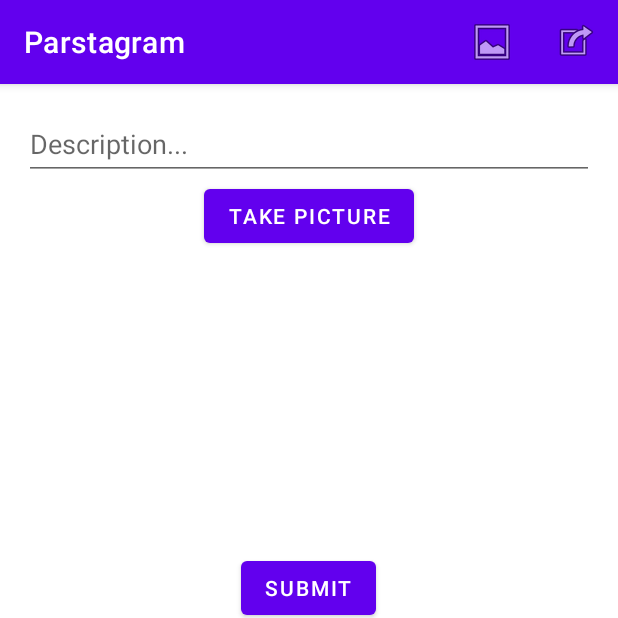
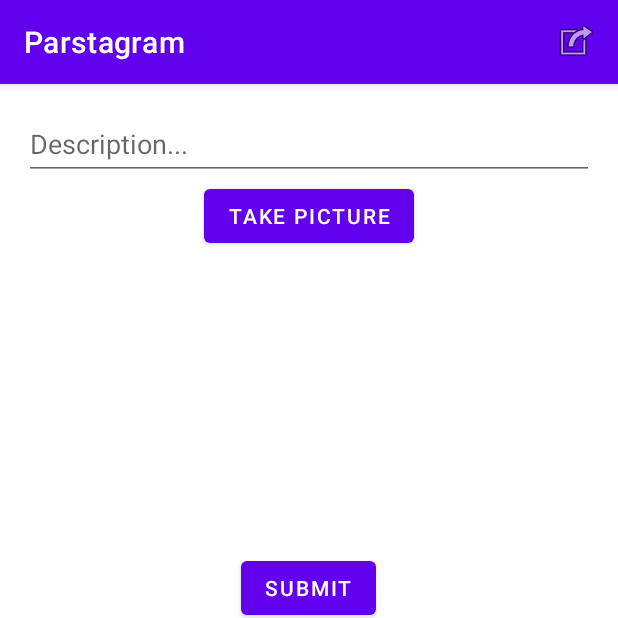
Before and after one commit to WhitneyDeng/Parstagram, an Android app: the FeedFragment screen opened directly, with no data from a screen before it, item 2 of the bottom bar chosen, on a phone screen of 412 x 824 dp, the top half of it. Run offline under Robolectric (Android 15) with nearby library versions, the phone set to English and light mode, and no system bars; libraries missing offline, so code that uses them is left out: com.parse; pictures from the network do not load; 5 statements that could not run were skipped.

```diff
--- a/app/src/main/java/com/example/parstagram/activities/fragments/FeedFragment.java
+++ b/app/src/main/java/com/example/parstagram/activities/fragments/FeedFragment.java
@@ -35,11 +35,11 @@ public class FeedFragment extends Fragment {
 
   public static final int INITIAL_POST_LOAD_SIZE = 20;
 
-  private RecyclerView rvPosts;
-  private SwipeRefreshLayout swipeContainer;
-
+  protected RecyclerView rvPosts;
   protected LinearLayoutManager layoutManager;
   protected PostsAdapter adapter;
+
+  private SwipeRefreshLayout swipeContainer;
 
   public FeedFragment() {
     // Required empty public constructor
@@ -55,7 +55,7 @@ public class FeedFragment extends Fragment {
   @Override
   public void onViewCreated(@NonNull View view, @Nullable Bundle savedInstanceState) {
     super.onViewCreated(view, savedInstanceState);
-    ((AppCompatActivity)getActivity()).getSupportActionBar().setLogo(R.drawable.nav_logo_whiteout);
+//    ((AppCompatActivity)getActivity()).getSupportActionBar().setLogo(R.drawable.nav_logo_whiteout);
 
     rvPosts = view.findViewById(R.id.rvPosts);
 
--- a/app/src/main/res/menu/menu_main.xml
+++ b/app/src/main/res/menu/menu_main.xml
@@ -2,12 +2,6 @@
 <menu xmlns:app="http://schemas.android.com/apk/res-auto"
     xmlns:android="http://schemas.android.com/apk/res/android">
 
-    <item
-        android:id="@+id/miFeed"
-
-        android:icon="@android:drawable/ic_menu_gallery"
-        android:title="feed"
-        app:showAsAction="always" />
     <item
         android:id="@+id/miLogout"
         android:icon="@android:drawable/ic_menu_set_as"
```
Also changed, not shown: app/src/main/java/com/example/parstagram/activities/MainActivity.java (+33 -0 lines), app/src/main/java/com/example/parstagram/activities/fragments/ProfileFragment.java (+15 -0 lines), app/src/main/res/layout/item_post.xml (+14 -5 lines).
